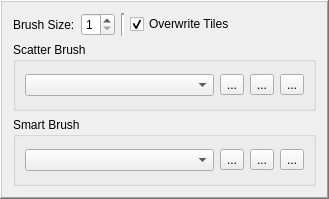
Preece/TGL, file LevelEditor/Brushes/BrushPropertiesWidget.ui: the form before one commit.
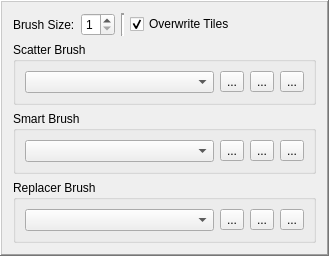
The form after the commit. Icons and pictures are not drawn.

Commit message: Replacer brush implemented

Diff of the .ui file:
```diff
--- a/LevelEditor/Brushes/BrushPropertiesWidget.ui
+++ b/LevelEditor/Brushes/BrushPropertiesWidget.ui
@@ -7,7 +7,7 @@
     <x>0</x>
     <y>0</y>
     <width>329</width>
-    <height>199</height>
+    <height>225</height>
    </rect>
   </property>
   <property name="sizePolicy">
@@ -176,6 +176,51 @@
      </layout>
     </widget>
    </item>
+   <item>
+    <widget class="QGroupBox" name="replacerGroup">
+     <property name="title">
+      <string>Replacer Brush</string>
+     </property>
+     <layout class="QHBoxLayout" name="horizontalLayout_4">
+      <item>
+       <widget class="QComboBox" name="replacerBrushCombo"/>
+      </item>
+      <item>
+       <widget class="QToolButton" name="addReplacerBrush">
+        <property name="text">
+         <string>...</string>
+        </property>
+        <property name="icon">
+         <iconset resource="../../Icons.qrc">
+          <normaloff>:/Icons/Icons/addvalue.png</normaloff>:/Icons/Icons/addvalue.png</iconset>
+        </property>
+       </widget>
+      </item>
+      <item>
+       <widget class="QToolButton" name="editReplacerBrush">
+        <property name="text">
+         <string>...</string>
+        </property>
+        <property name="icon">
+         <iconset resource="../../Icons.qrc">
+          <normaloff>:/Icons/Icons/pencil.png</normaloff>:/Icons/Icons/pencil.png</iconset>
+        </property>
+       </widget>
+      </item>
+      <item>
+       <widget class="QToolButton" name="deleteReplacerBrush">
+        <property name="text">
+         <string>...</string>
+        </property>
+        <property name="icon">
+         <iconset resource="../../Icons.qrc">
+          <normaloff>:/Icons/Icons/removevalue.png</normaloff>:/Icons/Icons/removevalue.png</iconset>
+        </property>
+       </widget>
+      </item>
+     </layout>
+    </widget>
+   </item>
   </layout>
  </widget>
  <resources>
```
The commit also changes 11 other files.
